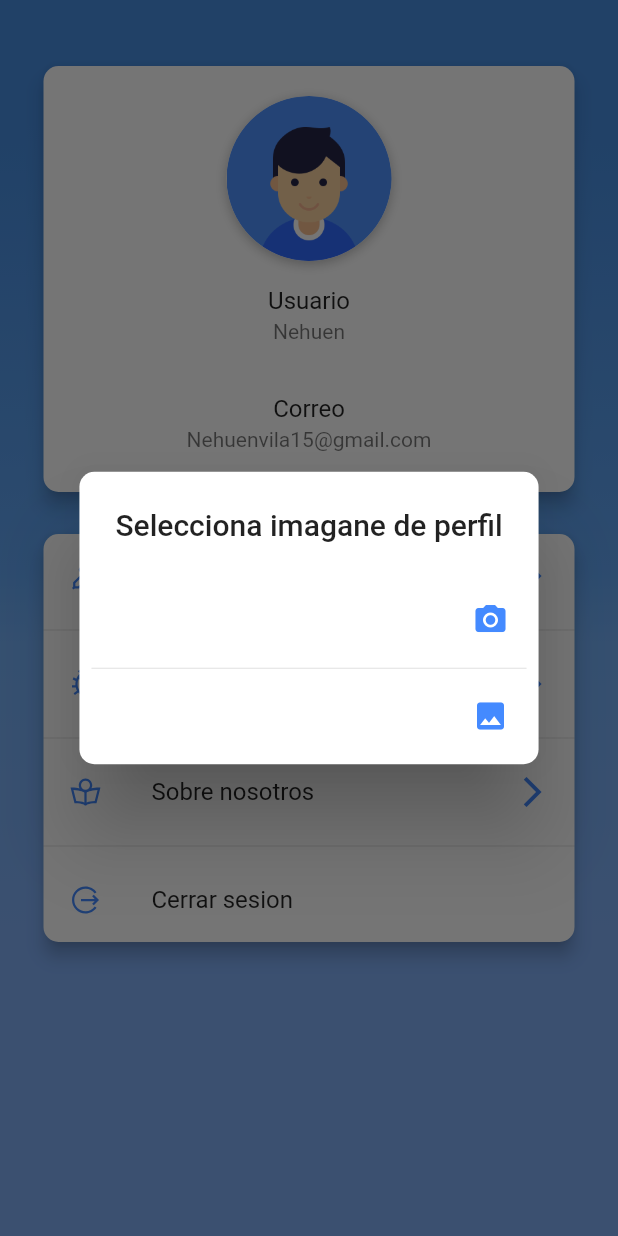
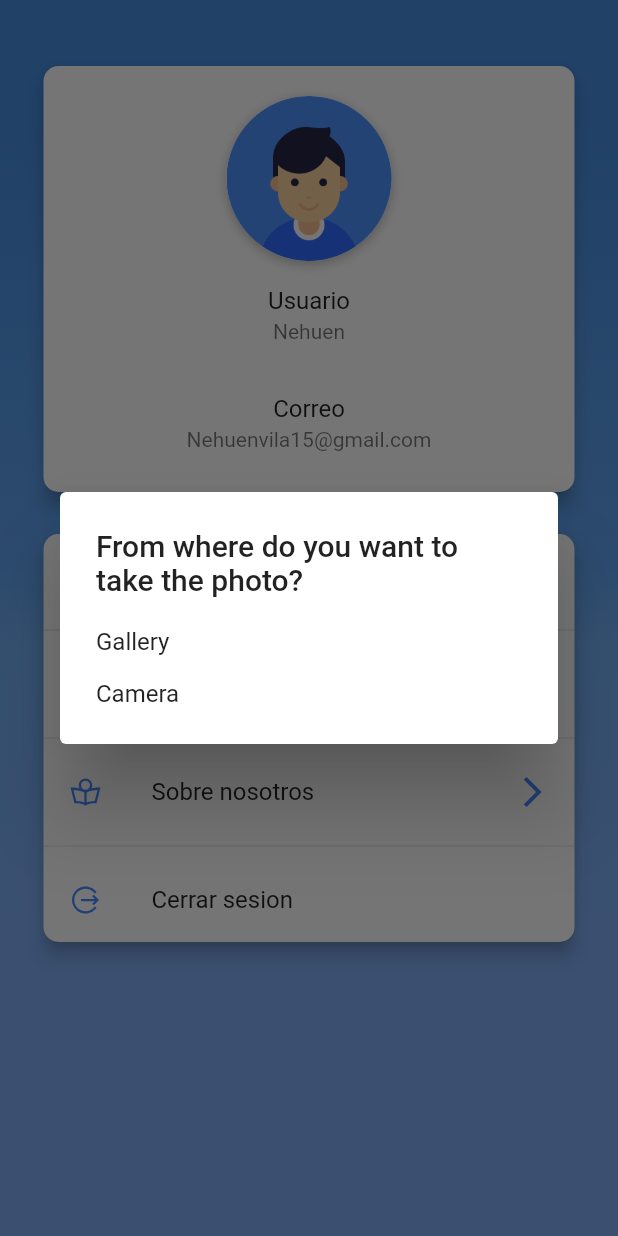
Before and after one commit to NehuenVila/delivery-app-flutter, a Flutter app: the ProfileScreen screen opened by its route, after a tap on "Cambiar foto de perfil", on a phone screen of 412 x 824 dp. Run offline on Flutter 3.47's test engine with Material 2 defaults, Android fonts, the phone set to English and light mode, and no system bars; our stand-ins replace flutter_phoenix, flutter_swiper, image_picker, line_awesome_flutter.

```diff
--- a/lib/src/entities/tienda_profile.dart
+++ b/lib/src/entities/tienda_profile.dart
@@ -6,10 +6,10 @@ class Tienda{
   String horario;
   double rating;
   String direccion;
-  String Descripcion;
+  String descripcion;
   String telefono;
   String tipo;
 
   Tienda( this.id, this.nombre, this.logo, this.horario, this.rating,
-      this.direccion, this.Descripcion, this.telefono, this.tipo);
+      this.direccion, this.descripcion, this.telefono, this.tipo);
 }
--- a/lib/src/pages/admin_tienda_page.dart
+++ b/lib/src/pages/admin_tienda_page.dart
@@ -1,6 +1,5 @@
 import 'package:flutter/cupertino.dart';
 import 'package:flutter/material.dart';
-import 'package:flutter_screenutil/flutter_screenutil.dart';
 
 
 class AdminTienda extends StatefulWidget {
--- a/lib/src/pages/categorias_page.dart
+++ b/lib/src/pages/categorias_page.dart
@@ -1,4 +1,4 @@
-import 'dart:ffi';
+
 
 import 'package:delivery_prueba1/src/entities/tienda_profile.dart';
 import 'package:delivery_prueba1/src/pages/tienda_page.dart';
@@ -8,6 +8,7 @@ import 'package:line_awesome_flutter/line_awesome_flutter.dart';
 
 
 
+// ignore: must_be_immutable
 class CategoriasPage extends StatelessWidget {
 
  List <Tienda> tiendas = [];
--- a/lib/src/pages/prueba_foto_page.dart
+++ b/lib/src/pages/prueba_foto_page.dart
@@ -2,7 +2,6 @@ import 'dart:io';
 
 import 'package:flutter/material.dart';
 import 'package:image_picker/image_picker.dart';
-import 'package:path_provider/path_provider.dart';
 
 
 class PhotoPreviewScreen extends StatefulWidget {
--- a/lib/src/pages/user_profile_page.dart
+++ b/lib/src/pages/user_profile_page.dart
@@ -1,11 +1,13 @@
+
+import 'dart:io';
 
 import 'package:delivery_prueba1/src/entities/usuario.dart';
-import 'package:delivery_prueba1/src/pages/login_op_page.dart';
 import 'package:delivery_prueba1/src/utils/controller_util.dart';
 import 'package:flutter/cupertino.dart';
 import 'package:flutter/material.dart';
 import 'package:flutter_phoenix/flutter_phoenix.dart';
 import 'package:line_awesome_flutter/line_awesome_flutter.dart';
+import 'package:image_picker/image_picker.dart';
 
 
 class ProfileScreen extends StatefulWidget {
@@ -15,6 +17,9 @@ class ProfileScreen extends StatefulWidget {
 
 class _ProfileScreenState extends State<ProfileScreen> {
  Usuario usuario = new Usuario('3', 'Nehuen', 'Nehuenvila15@gmail.com');
+
+ static File imageFile;
+
   @override
   Widget build(BuildContext context) {
     return Scaffold(
@@ -71,10 +76,7 @@ class _ProfileScreenState extends State<ProfileScreen> {
               vertical: 10.0,
             ),
           ),
-          _buildImage(
-                () => print('Selecciona foto perfil'),
-            AssetImage('assets/perfiles/user.png'),
-          ),
+          _seleccion(),
           Column(
             mainAxisAlignment: MainAxisAlignment.start,
             children: <Widget>[
@@ -95,6 +97,17 @@ class _ProfileScreenState extends State<ProfileScreen> {
     );
   }
 
+  Widget _seleccion(){
+    if(imageFile != null){
+      return _buildImage2(
+            () => print('hola'),
+      );
+    }else{
+      return _buildImage(
+            () => print('Selecciona foto perfil'),
+      );}
+  }
+
   Widget _cardOptions() {
     return Card(
       elevation: 5.0,
@@ -105,7 +118,7 @@ class _ProfileScreenState extends State<ProfileScreen> {
             leading: Icon(LineAwesomeIcons.alternate_pen, color: Colors.blueAccent,),
             title: Text('Cambiar foto de perfil', ),
             trailing: Icon(Icons.arrow_forward_ios, color: Colors.blueAccent,),
-            onTap: ()=> _alertCambiarFoto(context),
+            onTap: ()=> _opcionFoto(context),
           ),
           Divider(),
           ListTile(
@@ -136,7 +149,7 @@ class _ProfileScreenState extends State<ProfileScreen> {
     );
   }
 
-  Widget _buildImage(Function onTap, AssetImage logo) {
+  Widget _buildImage(Function onTap) {
     return GestureDetector(
       onTap: onTap,
       child: Container(
@@ -153,12 +166,37 @@ class _ProfileScreenState extends State<ProfileScreen> {
             ),
           ],
           image: DecorationImage(
-            image: logo,
+            image:  AssetImage('assets/perfiles/user.png'),
           ),
         ),
       ),
     );
   }
+
+ Widget _buildImage2(Function onTap) {
+   return GestureDetector(
+     onTap: onTap,
+     child: Container(
+       height: 110.0,
+       width: 110.0,
+       decoration: BoxDecoration(
+         shape: BoxShape.circle,
+         color: Colors.white,
+         boxShadow: [
+           BoxShadow(
+             color: Colors.black26,
+             offset: Offset(0, 2),
+             blurRadius: 6.0,
+           ),
+         ],
+         image: DecorationImage(
+           image:  FileImage(imageFile),
+         ),
+       ),
+     ),
+   );
+ }
+
 
   void _alertText(BuildContext context){
     showDialog(
@@ -190,29 +228,48 @@ class _ProfileScreenState extends State<ProfileScreen> {
     );
   }
 
-  void _alertCambiarFoto(BuildContext context){
-    showDialog(
+ Future<void> _opcionFoto(BuildContext context) {
+   return showDialog(
        context: context,
-        barrierDismissible: true,
-        builder: (context){
+       builder: (BuildContext context) {
          return AlertDialog(
-            shape: RoundedRectangleBorder(
-                borderRadius: BorderRadius.circular(10.0)
+             title: Text("From where do you want to take the photo?"),
+             content: SingleChildScrollView(
+               child: ListBody(
+                 children: <Widget>[
+                   GestureDetector(
+                     child: Text("Gallery"),
+                     onTap: () {
+                       _openGallery(context);
+                     },
                    ),
-            title: Text('Selecciona imagane de perfil'),
-            actions: <Widget>[
-              IconButton(
-                icon: Icon(Icons.camera_alt, color: Colors.blueAccent,),
-                onPressed: (){},
-              ),
-              Divider(),
-              IconButton(
-                icon: Icon(Icons.image, color: Colors.blueAccent,),
-                onPressed: (){},
+                   Padding(padding: EdgeInsets.all(8.0)),
+                   GestureDetector(
+                     child: Text("Camera"),
+                     onTap: () {
+                       _openCamera(context);
+                     },
                    )
                  ],
-          );
+               ),
+             ));
+       });
  }
-    );
+
+ void _openGallery(BuildContext context) async {
+   var picture = await ImagePicker.pickImage(source: ImageSource.gallery);
+   this.setState(() {
+     imageFile = picture;
+   });
+   Navigator.of(context).pop();
  }
+
+ void _openCamera(BuildContext context) async {
+   var picture = await ImagePicker.pickImage(source: ImageSource.camera);
+   this.setState(() {
+     imageFile = picture;
+   });
+   Navigator.of(context).pop();
  }
+
+}
```
Also changed, not shown: lib/main.dart (+1 -6 lines). Lines whose indentation alone changed are shown as unchanged.
